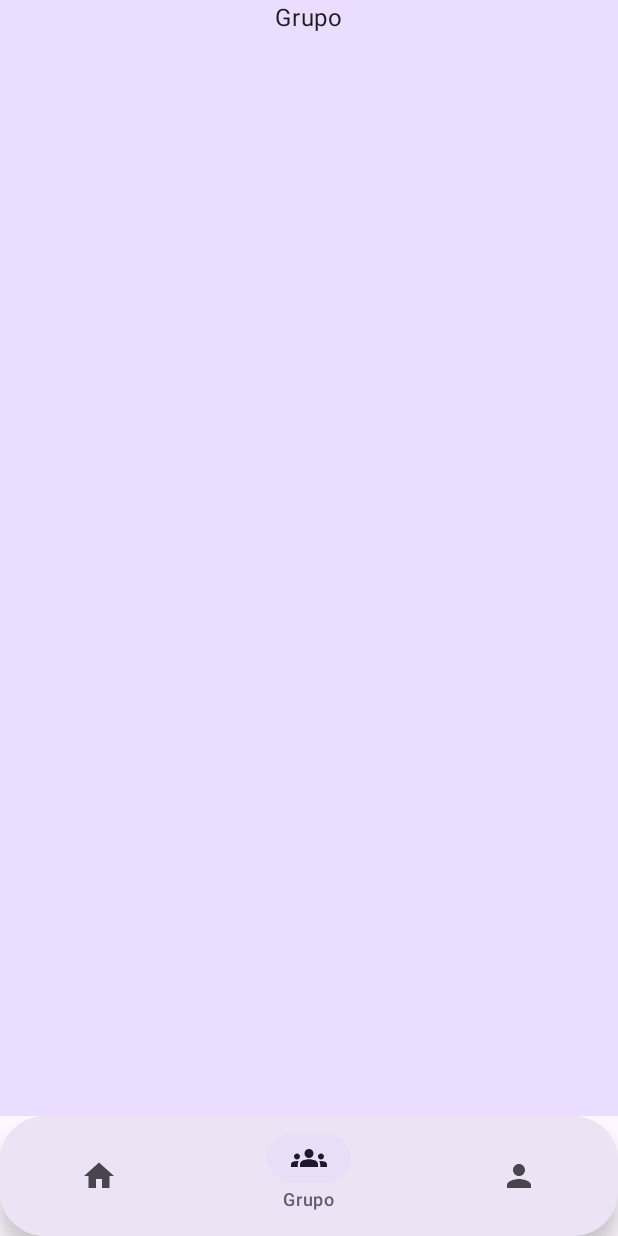
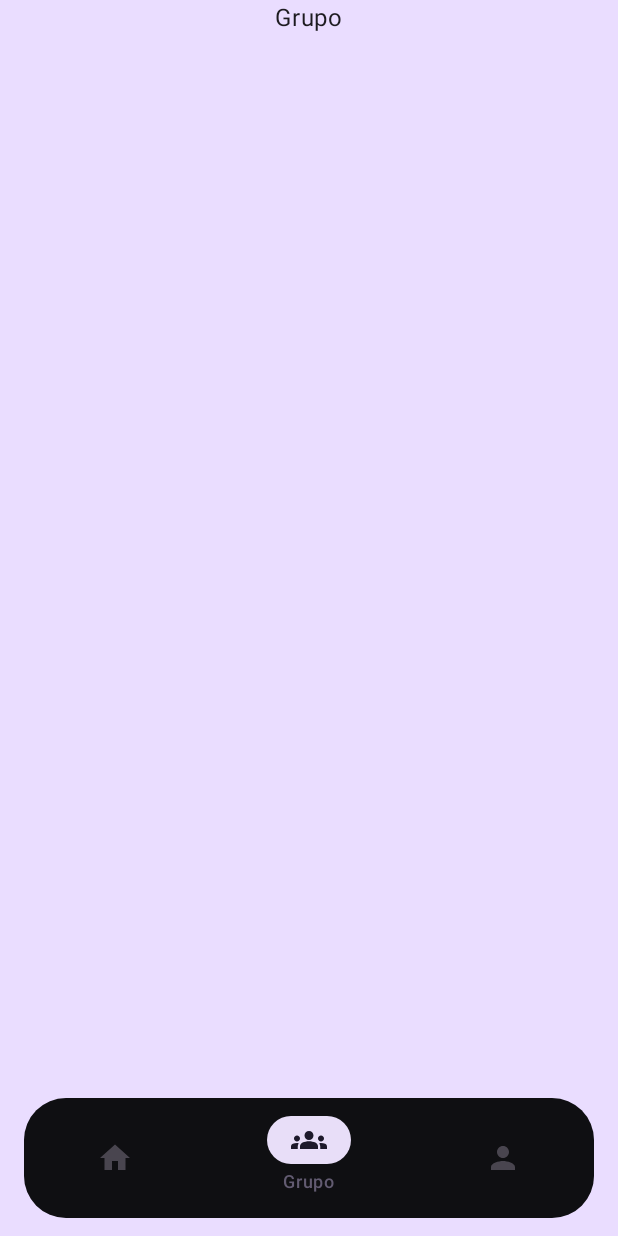
Before and after one commit to h4che404/PruebaVoyager, an Android app built with Jetpack Compose: the screen it shows after launch (MainActivity), item 2 of the bottom bar chosen, on a phone screen of 412 x 824 dp. Run offline under Robolectric (Android 15) with nearby library versions, the phone set to English and light mode, and no system bars.

Commit message:
Refactor FloatingBottomBar and NavigationWrapper
- Updated `FloatingBottomBar` to draw over content with a zIndex and handle window insets for safe drawing areas, particularly for iOS home indicator and Android system bars.
- Changed `FloatingBottomBar` background color to a dark gray and made the `NavigationBar` transparent to show the rounded `Surface`.
- Simplified `NavigationWrapper` by removing `mutableStateMapOf` for NavHostControllers and instead explicitly creating and remembering a controller for each tab (Home, Group, Profile).
- Renamed `TabNavHost` to `TabGraph` in `NavigationWrapper`.
- Moved `FloatingBottomBar` to be drawn as an overlay within the `Scaffold`'s `Box` in `NavigationWrapper`.
- Removed unused imports and parameters from `ScreenPrincipal.kt` and `GroupScreen.kt`.
- Updated iOS project file (`project.pbxproj`) with new build settings and configurations.

```diff
--- a/composeApp/src/commonMain/kotlin/org/example/project/core/NavigationWrapper.kt
+++ b/composeApp/src/commonMain/kotlin/org/example/project/core/NavigationWrapper.kt
@@ -1,58 +1,30 @@
 package org.example.project.core
 
-import androidx.compose.animation.EnterTransition
-import androidx.compose.animation.ExitTransition
 import androidx.compose.animation.ExperimentalAnimationApi
-import androidx.compose.animation.fadeIn
-import androidx.compose.animation.fadeOut
-import androidx.compose.animation.slideInHorizontally
-import androidx.compose.animation.slideOutHorizontally
-import androidx.compose.animation.slideOutVertically
 import androidx.compose.foundation.layout.Box
-import androidx.compose.foundation.layout.Column
 import androidx.compose.foundation.layout.fillMaxSize
-import androidx.compose.foundation.layout.fillMaxWidth
 import androidx.compose.foundation.layout.padding
-import androidx.compose.foundation.layout.widthIn
 import androidx.compose.foundation.pager.HorizontalPager
 import androidx.compose.foundation.pager.rememberPagerState
-import androidx.compose.foundation.shape.RoundedCornerShape
-import androidx.compose.material.icons.Icons
-import androidx.compose.material.icons.filled.Groups
-import androidx.compose.material.icons.filled.Home
-import androidx.compose.material.icons.filled.Person
-import androidx.compose.material3.Icon
-import androidx.compose.material3.NavigationBar
-import androidx.compose.material3.NavigationBarItem
 import androidx.compose.material3.Scaffold
-import androidx.compose.material3.Text
 import androidx.compose.runtime.Composable
 import androidx.compose.runtime.LaunchedEffect
 import androidx.compose.runtime.getValue
-import androidx.compose.runtime.mutableStateMapOf
 import androidx.compose.runtime.mutableStateOf
 import androidx.compose.runtime.remember
 import androidx.compose.runtime.rememberCoroutineScope
 import androidx.compose.runtime.setValue
-import androidx.compose.ui.Alignment
 import androidx.compose.ui.Modifier
-import androidx.compose.ui.draw.clip
-import androidx.compose.ui.graphics.graphicsLayer
-import androidx.compose.ui.unit.dp
-import androidx.navigation.NavBackStackEntry
-import androidx.navigation.NavDestination.Companion.hasRoute
-import androidx.navigation.NavGraphBuilder
 import androidx.navigation.NavHostController
 import androidx.navigation.compose.NavHost
 import androidx.navigation.compose.composable
-import androidx.navigation.compose.currentBackStackEntryAsState
 import androidx.navigation.compose.rememberNavController
 import kotlinx.coroutines.launch
 import org.example.project.ui.FloatingBottomBar
 import org.example.project.ui.GroupScreen
 import org.example.project.ui.HomeScreen
 import org.example.project.ui.ProfileScreen
-import kotlin.math.absoluteValue
+
 
 private val TopTabs = listOf(Home, Group, Profile)
 
@@ -62,81 +34,76 @@ fun NavigationWrapper() {
     val pager = rememberPagerState(initialPage = 0) { TopTabs.size }
     var selectedIndex by remember { mutableStateOf(0) }
     val scope = rememberCoroutineScope()
-    // Un NavController por tab, recordado (para no perder el back stack de cada pestaña)
-    val controllers = remember { mutableStateMapOf<Screen, NavHostController>() }
 
-    @Composable
-    fun controllerFor(tab: Screen): NavHostController {
-        return controllers.getOrPut(tab) { rememberNavController() }
+    // Un controller por tab → preserva el back stack de cada pestaña
+    val homeNav: NavHostController = rememberNavController()
+    val groupNav: NavHostController = rememberNavController()
+    val profileNav: NavHostController = rememberNavController()
+
+    val controllers = remember {
+        mapOf(Home to homeNav, Group to groupNav, Profile to profileNav)
     }
 
-    Scaffold(
-        bottomBar = {
+    Scaffold { inner ->
+        Box(Modifier.fillMaxSize()) {
+            HorizontalPager(
+                state = pager,
+                modifier = Modifier
+                    .fillMaxSize()
+                    .padding(inner),
+                beyondViewportPageCount = 1
+            ) { page ->
+                when (TopTabs[page]) {
+                    Home -> TabGraph(controllers.getValue(Home), start = HomeRoot) {
+                        // Rutas tipadas (si tu versión lo soporta en iOS)
+                        composable<HomeRoot> { HomeScreen() }
+                        // Si te falla en iOS, usa String:
+                        // composable("home_root") { HomeScreen() }
+                    }
+                    Group -> TabGraph(controllers.getValue(Group), start = GroupRoot) {
+                        composable<GroupRoot> { GroupScreen() }
+                        // composable("group_root") { GroupScreen() }
+                    }
+                    Profile -> TabGraph(controllers.getValue(Profile), start = ProfileRoot) {
+                        composable<ProfileRoot> { ProfileScreen() }
+                        // composable("profile_root") { ProfileScreen() }
+                    }
+                }
+            }
+
+            // Barra flotante por encima (overlay real)
             FloatingBottomBar(
                 selectedIndex = selectedIndex,
                 onSelectIndex = { idx ->
                     selectedIndex = idx
-                    scope.launch { pager.animateScrollToPage(idx)
-                    }
+                    scope.launch { pager.animateScrollToPage(idx) }
                 }
             )
         }
-    ) { inner ->
-        HorizontalPager(
-            state = pager,
-            modifier = Modifier.fillMaxSize().padding(inner),
-            beyondViewportPageCount = 1 // precarga sutil para suavidad
-        ) { page ->
-            when (TopTabs[page]) {
-                Home -> TabNavHost(
-                    nav = controllerFor(Home),
-                    start = HomeRoot
-                ) {
-                    composable<HomeRoot> { HomeScreen(
-                    ) }
-                }
 
-                Group -> TabNavHost(
-                    nav = controllerFor(Group),
-                    start = GroupRoot
-                ) {
-                    composable<GroupRoot> { GroupScreen() }
-                    // … agregá más destinos internos de Group si los necesitás
-                }
-
-                Profile -> TabNavHost(
-                    nav = controllerFor(Profile),
-                    start = ProfileRoot
-                ) {
-                    composable<ProfileRoot> { ProfileScreen() }
-                    // … destinos internos de Profile si querés
-                }
-            }
-        }
-
-        // Pager → BottomBar (cuando el usuario suelta el swipe)
+        // Sincroniza el índice cuando el usuario suelta el swipe
         LaunchedEffect(pager.settledPage) {
             if (selectedIndex != pager.settledPage) selectedIndex = pager.settledPage
         }
     }
 }
 
-/* ---------- NavHost “de tab” reutilizable ---------- */
-
 @Composable
-private fun TabNavHost(
+private fun TabGraph(
     nav: NavHostController,
     start: Any,
-    graph: NavGraphBuilder.() -> Unit
+    graph: androidx.navigation.NavGraphBuilder.() -> Unit
 ) {
+    // Si usaras String:
+    // NavHost(navController = nav, startDestination = "xxx", builder = graph)
     NavHost(
         navController = nav,
         startDestination = start,
-        // Entre tabs ya tenemos el swipe del Pager; las transiciones acá son para push/pop internos
-        enterTransition = { EnterTransition.None },
-        exitTransition  = { ExitTransition.None },
-        popEnterTransition = { EnterTransition.None },
-        popExitTransition  = { ExitTransition.None },
         builder = graph
     )
 }
+/*
+// Si querés usar Navigation Compose, mové esta implementación a androidMain y usá esa versión sólo en Android.
+@Composable
+private fun TabNavHost(/* ... */) { }
+*/
--- a/composeApp/src/commonMain/kotlin/org/example/project/ui/FloatingNavDemo.kt
+++ b/composeApp/src/commonMain/kotlin/org/example/project/ui/FloatingNavDemo.kt
@@ -1,57 +1,84 @@
 package org.example.project.ui
 
-import androidx.compose.foundation.layout.PaddingValues
+import androidx.compose.foundation.layout.WindowInsets
+import androidx.compose.foundation.layout.WindowInsetsSides
+import androidx.compose.foundation.layout.ime
+import androidx.compose.foundation.layout.only
+import androidx.compose.foundation.layout.safeDrawing
+import androidx.compose.foundation.layout.windowInsetsPadding
+import androidx.compose.foundation.layout.padding
+import androidx.compose.foundation.layout.widthIn
+import androidx.compose.foundation.layout.Box
+import androidx.compose.foundation.layout.fillMaxSize
 import androidx.compose.foundation.shape.RoundedCornerShape
-import androidx.compose.material3.Icon
-import androidx.compose.material3.Text
-import androidx.compose.runtime.Composable
-import androidx.compose.ui.unit.dp
 import androidx.compose.material.icons.Icons
-import androidx.compose.material.icons.filled.Group
 import androidx.compose.material.icons.filled.Groups
 import androidx.compose.material.icons.filled.Home
 import androidx.compose.material.icons.filled.Person
-import androidx.compose.material3.MaterialTheme
-import androidx.compose.material3.NavigationBar
-import androidx.compose.material3.NavigationBarItem
-import androidx.compose.material3.Surface
+import androidx.compose.material3.*
+import androidx.compose.runtime.Composable
+import androidx.compose.ui.Alignment
+import androidx.compose.ui.Modifier
+import androidx.compose.ui.draw.clip
+import androidx.compose.ui.graphics.Color
+import androidx.compose.ui.unit.dp
+import androidx.compose.ui.zIndex
 
 @Composable
 fun FloatingBottomBar(
     selectedIndex: Int,
     onSelectIndex: (Int) -> Unit
 ) {
+    // Se dibuja por ENCIMA del contenido
+    Box(
+        modifier = Modifier
+            .fillMaxSize()
+            .zIndex(1f),
+        contentAlignment = Alignment.BottomCenter
+    ) {
+        // Padding multiplataforma: respeta home-indicator (iOS) y barras (Android)
+        val bottomInsets = Modifier
+            .windowInsetsPadding(WindowInsets.safeDrawing.only(WindowInsetsSides.Bottom))
+            .windowInsetsPadding(WindowInsets.ime.only(WindowInsetsSides.Bottom))
+
+        Box(modifier = bottomInsets) {
             Surface(
-        shape = RoundedCornerShape(30.dp),
-        tonalElevation = 8.dp,
-        shadowElevation = 8.dp,
-        color = MaterialTheme.colorScheme.surface
+                modifier = Modifier
+                    .padding(horizontal = 16.dp, vertical = 12.dp)
+                    .widthIn(max = 520.dp)
+                    .clip(RoundedCornerShape(28.dp)),
+                color = Color(0xFF0F0F12),      // negro/gráfico
+                tonalElevation = 12.dp,
+                shadowElevation = 12.dp
             ) {
-        NavigationBar(containerColor = MaterialTheme.colorScheme.surface) {
-
+                // ¡Transparente! para que se vea el Surface redondeado
+                NavigationBar(
+                    containerColor = Color.Transparent,
+                    tonalElevation = 0.dp
+                ) {
                     NavigationBarItem(
                         selected = selectedIndex == 0,
                         onClick = { onSelectIndex(0) },
-                icon = { Icon(Icons.Filled.Home, contentDescription = "Inicio") },
-                label = { Text("Inicio") },
+                        icon  = { Icon(Icons.Filled.Home, null) },
+                        label = { Text("Home") },
                         alwaysShowLabel = false
                     )
-
                     NavigationBarItem(
                         selected = selectedIndex == 1,
                         onClick = { onSelectIndex(1) },
-                icon = { Icon(Icons.Filled.Groups, contentDescription = "Grupo") },
+                        icon  = { Icon(Icons.Filled.Groups, null) },
                         label = { Text("Grupo") },
                         alwaysShowLabel = false
                     )
-
                     NavigationBarItem(
                         selected = selectedIndex == 2,
                         onClick = { onSelectIndex(2) },
-                icon = { Icon(Icons.Filled.Person, contentDescription = "Perfil") },
+                        icon  = { Icon(Icons.Filled.Person, null) },
                         label = { Text("Perfil") },
                         alwaysShowLabel = false
                     )
                 }
             }
         }
+    }
+}
--- a/composeApp/src/commonMain/kotlin/org/example/project/ui/GroupScreen.kt
+++ b/composeApp/src/commonMain/kotlin/org/example/project/ui/GroupScreen.kt
@@ -3,21 +3,15 @@ package org.example.project.ui
 import androidx.compose.foundation.background
 import androidx.compose.foundation.layout.Box
 import androidx.compose.foundation.layout.Column
-import androidx.compose.foundation.layout.PaddingValues
 import androidx.compose.foundation.layout.fillMaxSize
 import androidx.compose.foundation.layout.safeContentPadding
-import androidx.compose.foundation.lazy.LazyColumn
-import androidx.compose.foundation.lazy.items
-import androidx.compose.material3.Divider
 import androidx.compose.material3.ExperimentalMaterial3Api
-import androidx.compose.material3.ListItem
 import androidx.compose.material3.MaterialTheme
 import androidx.compose.material3.Text
 import androidx.compose.material3.TopAppBar
 import androidx.compose.runtime.Composable
 import androidx.compose.ui.Alignment
 import androidx.compose.ui.Modifier
-import androidx.compose.ui.unit.dp
 
 @OptIn(ExperimentalMaterial3Api::class)
 @Composable
```
Also changed, not shown: composeApp/src/commonMain/kotlin/org/example/project/ui/ScreenPrincipal.kt (+1 -23 lines), gradle/libs.versions.toml (+5 -5 lines), 1 other file. Lines whose indentation alone changed are shown as unchanged.
